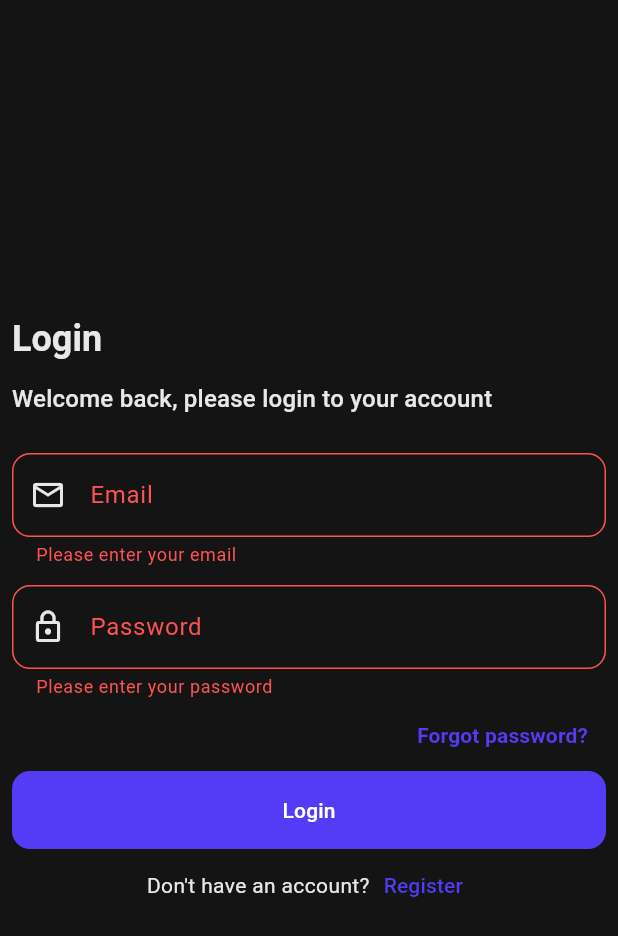
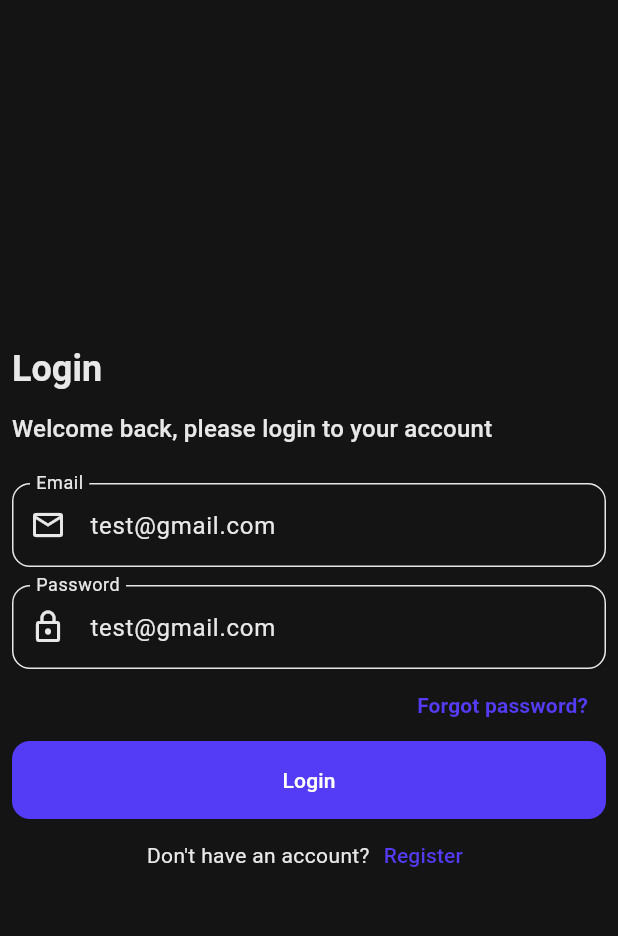
Before and after one commit to masreplay/flutter_riverpod_boilerplate, a Flutter app: the screen it shows after launch, after a tap on "Login", on a phone screen of 412 x 824 dp. Shown: the top 936 px of the screen. Run offline on Flutter 3.47's test engine with Material 3 defaults, Android fonts, the phone set to English and light mode, and no system bars; our stand-ins replace flutter_hooks, google_fonts, hooks_riverpod; missing offline and left inert: riverpod_hook_mutation; generated files the repository leaves out were written again; Roboto replaces fonts that are missing (Cairo).

Commit message:
feat: Implement login functionality with form validation and error handling

```diff
--- a/lib/login_page.dart
+++ b/lib/login_page.dart
@@ -1,33 +1,55 @@
+import 'dart:math';
+
+import 'package:flutter/foundation.dart';
 import 'package:flutter/material.dart';
 import 'package:flutter_application_example/gap.dart';
 import 'package:flutter_application_example/l10n/l10n.dart';
+import 'package:flutter_application_example/use_form_key.dart';
+import 'package:flutter_hooks/flutter_hooks.dart';
+import 'package:riverpod_hook_mutation/riverpod_hook_mutation.dart';
 
 import 'create_account_page.dart';
 
-class LoginPage extends StatefulWidget {
-  const LoginPage({super.key});
+class LoginResponse {
+  final String message;
+  final String token;
 
-  @override
-  State<LoginPage> createState() => _LoginPageState();
+  const LoginResponse(
+    this.message,
+    this.token,
+  );
 }
 
-class _LoginPageState extends State<LoginPage> {
-  final GlobalKey<FormState> _formKey = GlobalKey<FormState>();
-  late final TextEditingController emailController = TextEditingController();
-  late final TextEditingController passwordController = TextEditingController();
+Future<LoginResponse> login(String email, String password) {
+  if (Random().nextBool()) {
+    return Future.delayed(
+      const Duration(seconds: 2),
+      () => const LoginResponse(
+        'Login successful',
+        'token',
+      ),
+    );
+  } else {
+    return Future.delayed(
+      const Duration(seconds: 2),
+      () => throw Exception('Login failed'),
+    );
+  }
+}
 
-  @override
-  void dispose() {
-    emailController.dispose();
-    passwordController.dispose();
-
-    super.dispose();
-  }
+class LoginPage extends HookWidget {
+  const LoginPage({super.key});
 
   @override
   Widget build(BuildContext context) {
     final l10n = context.l10n;
     final textTheme = Theme.of(context).textTheme;
+
+    final formKey = useFormKey();
+    final email = useTextEditingController(text: "test@gmail.com");
+    final password = useTextEditingController(text: "test@gmail.com");
+
+    final loginMutation = useMutation<LoginResponse>();
 
     return Scaffold(
       body: SafeArea(
@@ -35,11 +57,19 @@ class _LoginPageState extends State<LoginPage> {
           child: SingleChildScrollView(
             padding: const EdgeInsets.all(8.0),
             child: Form(
-              key: _formKey,
+              key: formKey,
               child: Column(
                 mainAxisAlignment: MainAxisAlignment.center,
                 crossAxisAlignment: CrossAxisAlignment.stretch,
                 children: [
+                  // Show in dev mode only
+                  if (kDebugMode)
+                    loginMutation.when(
+                      idle: () => const Text('Idle'),
+                      data: (data) => Text(data.message),
+                      error: (error, stackTrace) => Text(error.toString()),
+                      loading: () => const ButtonLoading(),
+                    ),
                   Text(
                     l10n.loginPageTitle,
                     style: textTheme.headlineSmall?.copyWith(
@@ -53,28 +83,64 @@ class _LoginPageState extends State<LoginPage> {
                   ),
                   const Gap(24),
                   _LoginEmailFormField(
-                    controller: emailController,
+                    controller: email,
                   ),
                   const Gap(12),
                   _LoginPasswordFormField(
-                    controller: passwordController,
+                    controller: password,
                   ),
                   const _LoginForgotPasswordButton(),
                   FilledButton(
                     onPressed: () {
-                      if (_formKey.currentState!.validate()) {
-                        final String email = emailController.text;
-                        final String password = passwordController.text;
-                        print('Email: $email, Password: $password');
+                      if (formKey.currentState!.validate()) {
+                        loginMutation.future(
+                          login(email.text, password.text),
+                          data: (data) {
+                            ScaffoldMessenger.of(context).showSnackBar(
+                              SnackBar(
+                                content: Text(data.message),
+                              ),
+                            );
+
+
+                          },
+                          error: (error, stackTrace) {
+                            ScaffoldMessenger.of(context).showSnackBar(
+                              SnackBar(
+                                content: Text(error.toString()),
+                              ),
+                            );
+                          },
+                        );
                       }
                     },
-                    child: const Text('Login'),
+                    child: loginMutation.isLoading
+                        ? const ButtonLoading()
+                        : const Text('Login'),
                   ),
                   const _LoginCreateAccountButton(),
                 ],
               ),
             ),
           ),
+        ),
+      ),
+    );
+  }
+}
+
+class ButtonLoading extends StatelessWidget {
+  const ButtonLoading({
+    super.key,
+  });
+
+  @override
+  Widget build(BuildContext context) {
+    return Center(
+      child: SizedBox.square(
+        dimension: 18.0,
+        child: CircularProgressIndicator(
+          color: Theme.of(context).colorScheme.onPrimary,
         ),
       ),
     );
--- /dev/null
+++ b/lib/use_form_key.dart
@@ -0,0 +1,4 @@
+import 'package:flutter/material.dart';
+import 'package:flutter_hooks/flutter_hooks.dart';
+
+GlobalKey<FormState> useFormKey() => useMemoized(GlobalKey<FormState>.new);
--- a/pubspec.yaml
+++ b/pubspec.yaml
@@ -16,6 +16,7 @@ dependencies:
   hooks_riverpod: ^2.5.1
   flutter_hooks: ^0.20.5
   riverpod_annotation: ^2.3.5
+  riverpod_hook_mutation: ^0.0.1
 
 dev_dependencies:
   flutter_test:
```
Also changed, not shown: pubspec.lock.
